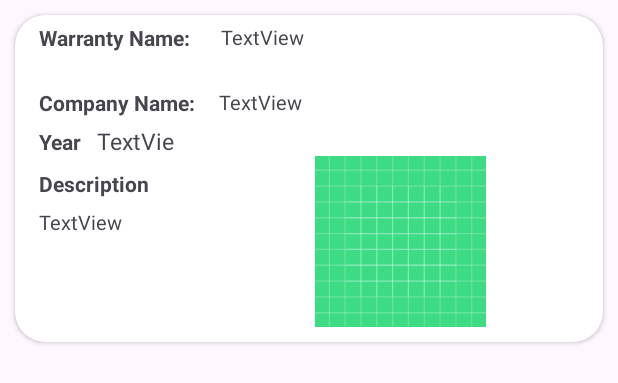
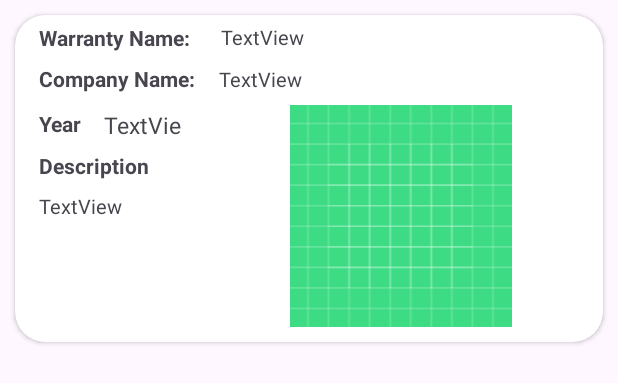
Before and after one commit to stermak/WarrantyPeriods0.2, an Android app: the layout list_item_single.xml on its own in the app's theme, with its tools: preview values and no code run, on a phone screen of 412 x 824 dp. Shown: the top 383 px of the screen. Run offline under Robolectric (Android 15) with nearby library versions, the phone set to English and light mode, and no system bars; Roboto replaces fonts that are not available here.

Commit message:
22.05 21:00

```diff
--- a/app/src/main/AndroidManifest.xml
+++ b/app/src/main/AndroidManifest.xml
@@ -1,5 +1,6 @@
 <?xml version="1.0" encoding="utf-8"?>
 <manifest xmlns:android="http://schemas.android.com/apk/res/android">
+
 
     <application
         android:allowBackup="true"
--- a/app/src/main/java/com/example/WarrantyPeriods/Fragments/MainFragment.java
+++ b/app/src/main/java/com/example/WarrantyPeriods/Fragments/MainFragment.java
@@ -15,7 +15,7 @@ import androidx.navigation.Navigation;
 import com.example.WarrantyPeriods.R;
 
 
-public class MainFragment extends Fragment {
+public class MainFragment extends Fragment   {
 
 
 
--- a/app/src/main/res/layout/fragment_settings.xml
+++ b/app/src/main/res/layout/fragment_settings.xml
@@ -24,6 +24,8 @@
         android:layout_height="80dp"
         android:layout_gravity="start"
         android:layout_marginVertical="60dp"
+        android:layout_marginStart="16dp"
+        android:layout_marginTop="60dp"
         android:onClick="onClick"
         android:text="@string/Themes"
         app:layout_constraintStart_toStartOf="parent"
@@ -34,6 +36,8 @@
         android:layout_width="180dp"
         android:layout_height="80dp"
         android:layout_marginVertical="60dp"
+        android:layout_marginTop="60dp"
+        android:layout_marginEnd="16dp"
         android:onClick="onClick"
         android:text="@string/Profile"
         app:layout_constraintEnd_toEndOf="parent"
--- a/app/src/main/res/layout/list_item_single.xml
+++ b/app/src/main/res/layout/list_item_single.xml
@@ -29,7 +29,7 @@
         <TextView
             android:id="@+id/WarrantyName"
             android:layout_width="238dp"
-            android:layout_height="35dp"
+            android:layout_height="20dp"
             android:layout_marginStart="16dp"
             android:layout_marginTop="5dp"
             android:layout_marginEnd="16dp"
@@ -44,7 +44,7 @@
             android:layout_width="wrap_content"
             android:layout_height="wrap_content"
             android:layout_marginStart="16dp"
-            android:layout_marginTop="24dp"
+            android:layout_marginTop="8dp"
             android:text="Company Name:"
             android:textStyle="bold"
             app:layout_constraintStart_toStartOf="parent"
@@ -53,7 +53,7 @@
         <TextView
             android:id="@+id/CompanyName"
             android:layout_width="240dp"
-            android:layout_height="35dp"
+            android:layout_height="20dp"
             android:layout_marginStart="16dp"
             android:layout_marginTop="8dp"
             android:layout_marginEnd="16dp"
@@ -69,7 +69,7 @@
             android:layout_width="wrap_content"
             android:layout_height="wrap_content"
             android:layout_marginStart="16dp"
-            android:layout_marginBottom="124dp"
+            android:layout_marginBottom="136dp"
             android:text="Year"
             android:textStyle="bold"
             app:layout_constraintBottom_toBottomOf="parent"
@@ -81,12 +81,12 @@
             android:layout_height="19dp"
             android:layout_marginStart="10dp"
             android:layout_marginEnd="16dp"
-            android:layout_marginBottom="125dp"
+            android:layout_marginBottom="136dp"
             android:text="TextView"
             android:textSize="15sp"
             app:layout_constraintBottom_toBottomOf="parent"
             app:layout_constraintEnd_toEndOf="parent"
-            app:layout_constraintHorizontal_bias="0.0"
+            app:layout_constraintHorizontal_bias="0.019"
             app:layout_constraintStart_toEndOf="@+id/textView3" />
 
         <TextView
@@ -94,7 +94,7 @@
             android:layout_width="wrap_content"
             android:layout_height="wrap_content"
             android:layout_marginStart="16dp"
-            android:layout_marginBottom="96dp"
+            android:layout_marginBottom="108dp"
             android:text="Description"
             android:textStyle="bold"
             app:layout_constraintBottom_toBottomOf="parent"
@@ -102,10 +102,10 @@
 
         <TextView
             android:id="@+id/desc"
-            android:layout_width="105dp"
-            android:layout_height="79dp"
+            android:layout_width="106dp"
+            android:layout_height="92dp"
             android:layout_marginStart="16dp"
-            android:layout_marginBottom="10dp"
+            android:layout_marginBottom="8dp"
             android:text="TextView"
             android:textSize="13sp"
             app:layout_constraintBottom_toBottomOf="parent"
@@ -114,7 +114,7 @@
         <ImageView
             android:id="@+id/imageView"
             android:layout_width="238dp"
-            android:layout_height="114dp"
+            android:layout_height="148dp"
             android:layout_marginEnd="16dp"
             android:layout_marginBottom="10dp"
             app:layout_constraintBottom_toBottomOf="parent"
```
Also changed, not shown: app/src/main/res/layout/fragment_themes.xml (+6 -2 lines).
